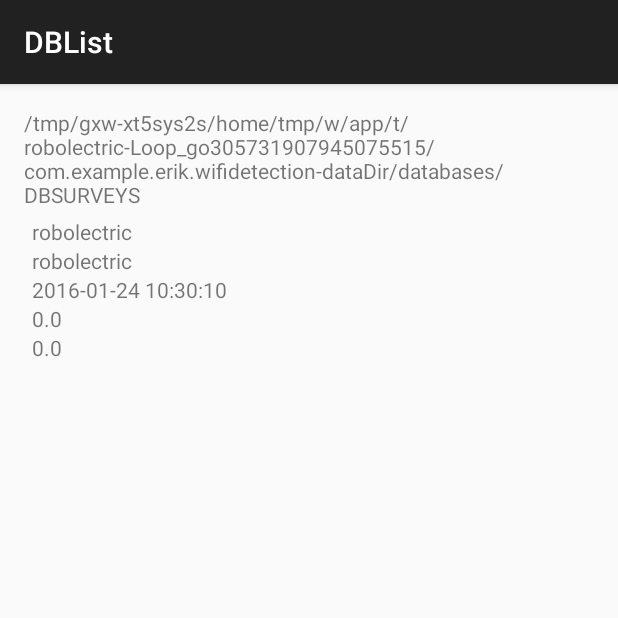
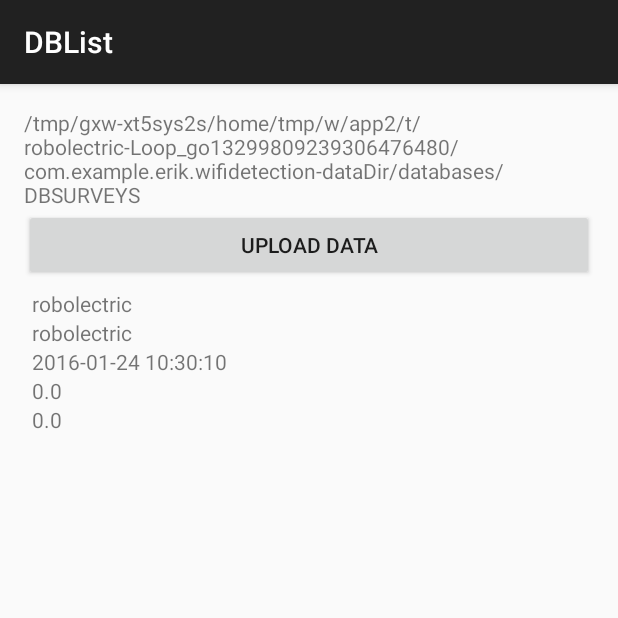
Before and after one commit to doJester13/Indoor-GPS, an Android app: the DBList screen opened directly, with no data from a screen before it, on a phone screen of 412 x 824 dp, the top half of it. Run offline under Robolectric (Android 15) with nearby library versions, the phone set to English and light mode, and no system bars.

Commit message:
App update

```diff
--- a/Android/WifiDetection/app/src/main/java/com/example/erik/wifidetection/DBList.java
+++ b/Android/WifiDetection/app/src/main/java/com/example/erik/wifidetection/DBList.java
@@ -7,15 +7,20 @@ import android.support.v7.app.AppCompatActivity;
 import android.support.v7.widget.Toolbar;
 import android.view.View;
 import android.view.ViewGroup;
+import android.widget.Button;
 import android.widget.CursorAdapter;
 import android.widget.ListView;
 import android.widget.TextView;
+
+import java.io.IOException;
 
 public class DBList extends AppCompatActivity {
 
     private DbManager db=null;
     private CursorAdapter adapter;
     private ListView listview=null;
+    Context ctx;
+
 
     private View.OnClickListener clickListener=new View.OnClickListener()
     {
@@ -45,6 +50,8 @@ public class DBList extends AppCompatActivity {
             }
         });*/
 
+
+        ctx = this;
         db=new DbManager(this);
         TextView dbpath=(TextView) findViewById(R.id.path);
         dbpath.setText(DBHelper.DBPATH);
@@ -94,5 +101,23 @@ public class DBList extends AppCompatActivity {
         };
 
         listview.setAdapter(adapter);
+
+        Button upload = (Button)findViewById(R.id.upload);
+        upload.setOnClickListener(new View.OnClickListener() {
+            @Override
+            public void onClick(View v) {
+                try {
+                    insertSurv("prova","prova","prova","prova","prova","prova");
+                } catch (IOException e) {
+                    e.printStackTrace();
+                }
+            }
+        });
+    }
+
+    private void insertSurv(String man, String prod, String date, String lat, String lon, String fingerprint) throws IOException {
+
+        PostTask pt = new PostTask(ctx);
+        pt.execute(man,prod,date,lat,lon,fingerprint);
     }
 }
--- a/Android/WifiDetection/app/src/main/res/layout/content_dblist.xml
+++ b/Android/WifiDetection/app/src/main/res/layout/content_dblist.xml
@@ -13,9 +13,15 @@
         android:id="@+id/path"
         android:layout_width="fill_parent"
         android:layout_height="wrap_content" />
+    <Button
+        android:id="@+id/upload"
+        android:layout_below="@+id/path"
+        android:layout_width="fill_parent"
+        android:layout_height="wrap_content"
+        android:text="@string/upload"/>
     <ListView
         android:id="@+id/DB_Entry"
-        android:layout_below="@+id/path"
+        android:layout_below="@+id/upload"
         android:layout_width="fill_parent"
         android:layout_height="wrap_content" />
 </RelativeLayout>
--- a/Android/WifiDetection/app/src/main/res/values/strings.xml
+++ b/Android/WifiDetection/app/src/main/res/values/strings.xml
@@ -5,5 +5,6 @@
     <string name="action_settings">Settings</string>
 
     <string name="reload">Scan</string>
+    <string name="upload">Upload Data</string>
     <string name="title_activity_dblist">DBList</string>
 </resources>
```
Also changed, not shown: Android/WifiDetection/app/src/main/java/com/example/erik/wifidetection/PostTask.java (added, +80 -0 lines).
